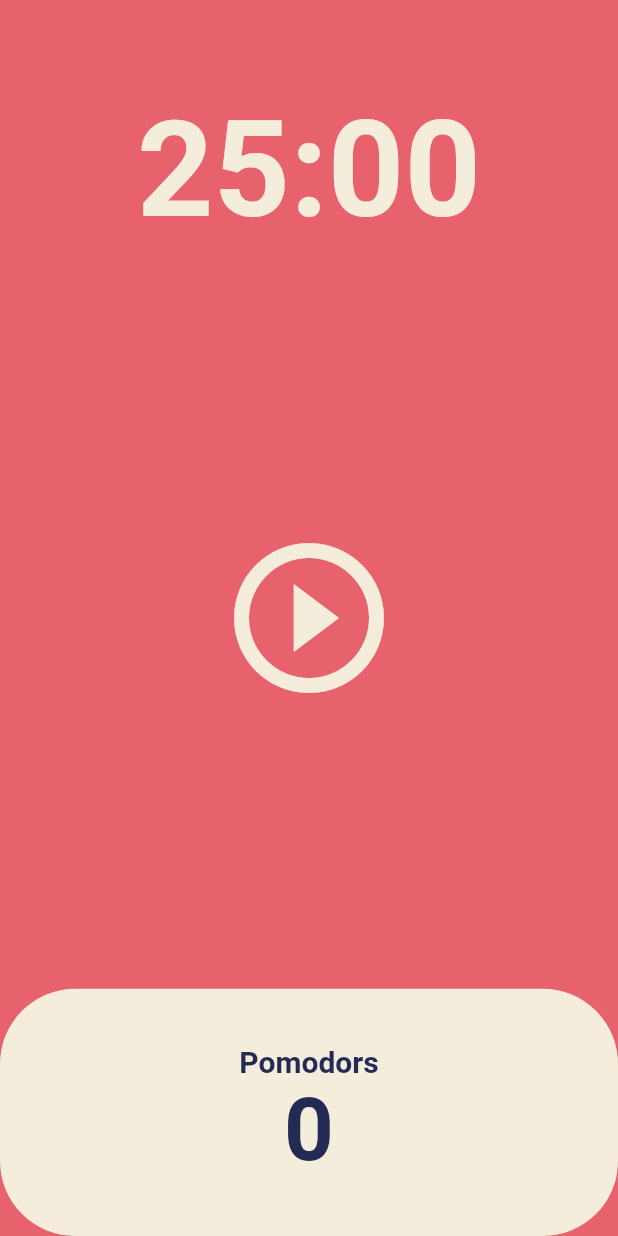
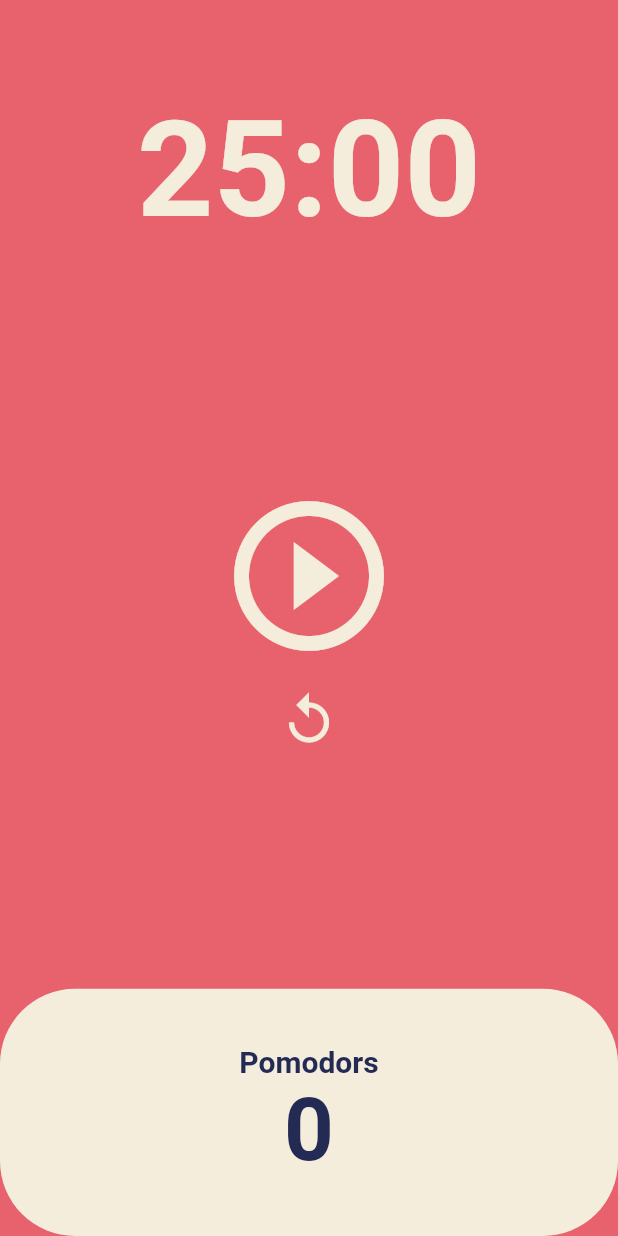
Before and after one commit to gretea5/learn-flutter, a Flutter app: the screen it shows after launch, on a phone screen of 412 x 824 dp. Run offline on Flutter 3.47's test engine with Material 2 defaults, Android fonts, the light colour scheme and no system bars.

Commit message:
#5.4 Code Challenge

```diff
--- a/toonflix/lib/screens/home_screen.dart
+++ b/toonflix/lib/screens/home_screen.dart
@@ -49,6 +49,14 @@
     });
   }
 
+  void onResetPressed() {
+    setState(() {
+      isRunning = false;
+      totalSeconds = twentyFiveMinutes;
+    });
+    timer.cancel();
+  }
+
   String format(int seconds) {
     var duration = Duration(seconds: seconds);
     return duration.toString().split(".").first.substring(2, 7);
@@ -77,13 +85,24 @@
           Flexible(
             flex: 3,
             child: Center(
-              child: IconButton(
+              child: Column(
+                mainAxisAlignment: MainAxisAlignment.center,
+                children: [
+                  IconButton(
                     icon: Icon(isRunning
                         ? Icons.pause_circle_outline
                         : Icons.play_circle_outline),
                     iconSize: 120,
                     color: Theme.of(context).cardColor,
                     onPressed: isRunning ? onPausePressed : onStartPressed,
+                  ),
+                  IconButton(
+                    icon: const Icon(Icons.replay_outlined),
+                    iconSize: 40,
+                    color: Theme.of(context).cardColor,
+                    onPressed: onResetPressed,
+                  ),
+                ],
               ),
             ),
           ),
```
Lines whose indentation alone changed are shown as unchanged.
